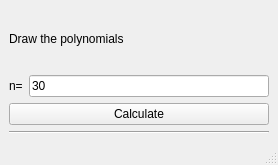
akniyev/cauchy_for_ode, file main_window.ui: the form before one commit.
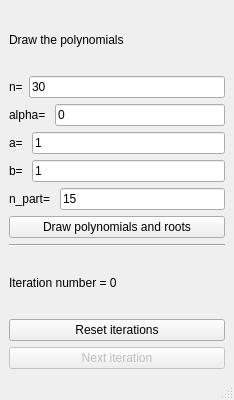
The form after the commit.

Commit message: Add GUI and buttons for iterations

```diff
--- a/main_window.ui
+++ b/main_window.ui
@@ -6,8 +6,8 @@
    <rect>
     <x>0</x>
     <y>0</y>
-    <width>278</width>
-    <height>165</height>
+    <width>234</width>
+    <height>400</height>
    </rect>
   </property>
   <property name="windowTitle">
@@ -45,10 +45,82 @@
         </item>
        </layout>
       </item>
+      <item>
+       <layout class="QHBoxLayout" name="horizontalLayout_2">
+        <item>
+         <widget class="QLabel" name="label_3">
+          <property name="text">
+           <string>alpha= </string>
+          </property>
+         </widget>
+        </item>
+        <item>
+         <widget class="QLineEdit" name="txtAlpha">
+          <property name="text">
+           <string>0</string>
+          </property>
+         </widget>
+        </item>
+       </layout>
+      </item>
+      <item>
+       <layout class="QHBoxLayout" name="horizontalLayout_4">
+        <item>
+         <widget class="QLabel" name="label_5">
+          <property name="text">
+           <string>a= </string>
+          </property>
+         </widget>
+        </item>
+        <item>
+         <widget class="QLineEdit" name="txtA">
+          <property name="text">
+           <string>1</string>
+          </property>
+         </widget>
+        </item>
+       </layout>
+      </item>
+      <item>
+       <layout class="QHBoxLayout" name="horizontalLayout_5">
+        <item>
+         <widget class="QLabel" name="label_6">
+          <property name="text">
+           <string>b= </string>
+          </property>
+         </widget>
+        </item>
+        <item>
+         <widget class="QLineEdit" name="txtB">
+          <property name="text">
+           <string>1</string>
+          </property>
+         </widget>
+        </item>
+       </layout>
+      </item>
+      <item>
+       <layout class="QHBoxLayout" name="horizontalLayout_3">
+        <item>
+         <widget class="QLabel" name="label_4">
+          <property name="text">
+           <string>n_part= </string>
+          </property>
+         </widget>
+        </item>
+        <item>
+         <widget class="QLineEdit" name="txtNPart">
+          <property name="text">
+           <string>15</string>
+          </property>
+         </widget>
+        </item>
+       </layout>
+      </item>
       <item>
        <widget class="QPushButton" name="calculateRootsButton">
         <property name="text">
-         <string>Calculate</string>
+         <string>Draw polynomials and roots</string>
         </property>
        </widget>
       </item>
@@ -59,6 +131,30 @@
         </property>
        </widget>
       </item>
+      <item>
+       <widget class="QLabel" name="label_IterationNumber">
+        <property name="text">
+         <string>Iteration number = 0</string>
+        </property>
+       </widget>
+      </item>
+      <item>
+       <widget class="QPushButton" name="btnResetIteration">
+        <property name="text">
+         <string>Reset iterations</string>
+        </property>
+       </widget>
+      </item>
+      <item>
+       <widget class="QPushButton" name="btnNextIteration">
+        <property name="enabled">
+         <bool>false</bool>
+        </property>
+        <property name="text">
+         <string>Next iteration</string>
+        </property>
+       </widget>
+      </item>
      </layout>
     </item>
    </layout>
```
Left out of the diff: 4 changed lines with no effect on the pictures. The commit also changes 8 other files.
